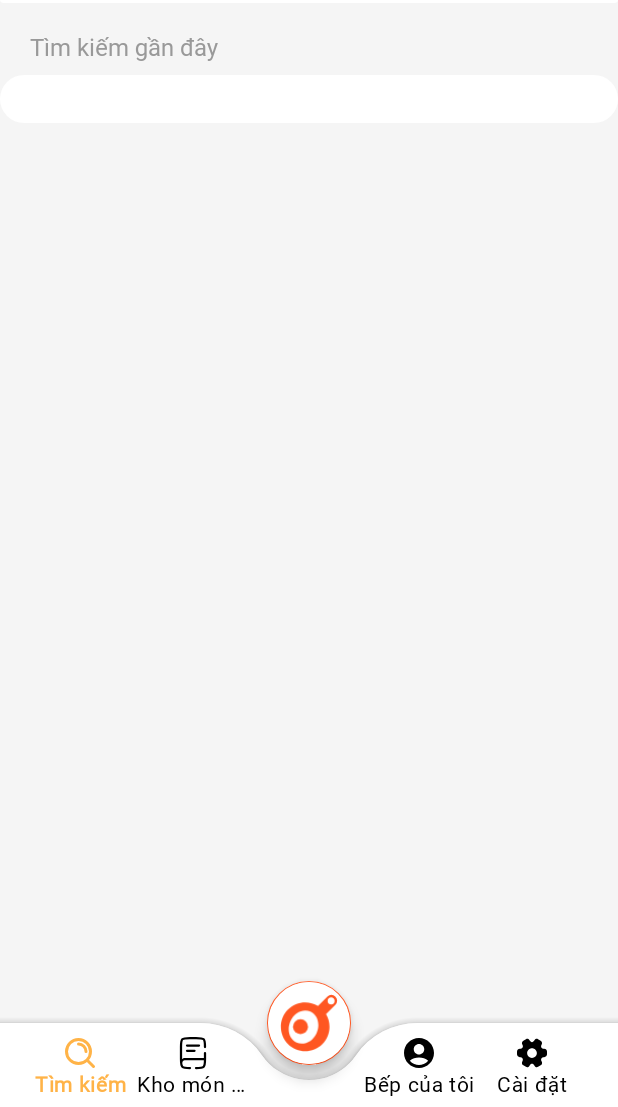
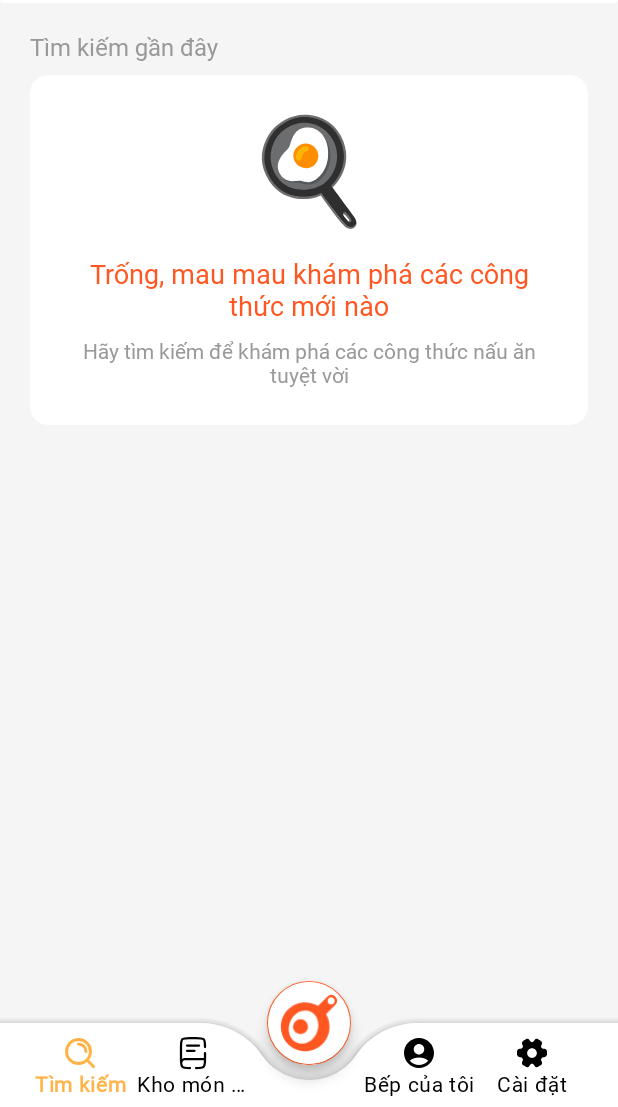
Before and after one commit to gacon04/mastertref, an Android app: the fragment SearchDetailsFragment placed in its activity, on a phone screen of 412 x 824 dp, the part 129-1236 px from its top. Run offline under Robolectric (Android 15) with nearby library versions, the phone set to English and light mode, and no system bars; our stand-ins replace CircleImageView, Room's generated code; libraries missing offline, so code that uses them is left out: com.cloudinary.android; Roboto replaces fonts that are not available here; 1 statement that could not run was skipped.

Commit message:
successfully done search

```diff
--- /dev/null
+++ b/app/src/main/java/com/example/mastertref/data/local/Adapter/LichSuTimKiemAdapter.java
@@ -0,0 +1,86 @@
+package com.example.mastertref.data.local.Adapter;
+
+import android.view.LayoutInflater;
+import android.view.View;
+import android.view.ViewGroup;
+import android.widget.ImageButton;
+import android.widget.ImageView;
+import android.widget.TextView;
+
+import androidx.annotation.NonNull;
+import androidx.recyclerview.widget.RecyclerView;
+
+import com.example.mastertref.R;
+import com.example.mastertref.data.local.LichsuTimkiemEntity;
+
+import java.util.ArrayList;
+import java.util.List;
+
+public class LichSuTimKiemAdapter extends RecyclerView.Adapter<LichSuTimKiemAdapter.SearchViewHolder> {
+    private List<LichsuTimkiemEntity> searchHistory = new ArrayList<>();
+    private OnItemClickListener listener;
+    private OnDeleteClickListener deleteListener;
+
+    public interface OnItemClickListener {
+        void onItemClick(String searchQuery);
+    }
+
+    public interface OnDeleteClickListener {
+        void onDeleteClick(int id);
+    }
+
+    public void setOnItemClickListener(OnItemClickListener listener) {
+        this.listener = listener;
+    }
+
+    public void setOnDeleteClickListener(OnDeleteClickListener listener) {
+        this.deleteListener = listener;
+    }
+
+    public void setData(List<LichsuTimkiemEntity> searchHistory) {
+        this.searchHistory = searchHistory;
+        notifyDataSetChanged();
+    }
+
+    @NonNull
+    @Override
+    public SearchViewHolder onCreateViewHolder(@NonNull ViewGroup parent, int viewType) {
+        View itemView = LayoutInflater.from(parent.getContext())
+                .inflate(R.layout.recent_search_item, parent, false);
+        return new SearchViewHolder(itemView);
+    }
+
+    @Override
+    public void onBindViewHolder(@NonNull SearchViewHolder holder, int position) {
+        LichsuTimkiemEntity currentItem = searchHistory.get(position);
+        holder.tvSearchQuery.setText(currentItem.getTuKhoa());
+
+        holder.itemView.setOnClickListener(v -> {
+            if (listener != null) {
+                listener.onItemClick(currentItem.getTuKhoa());
+            }
+        });
+
+        holder.btnDelete.setOnClickListener(v -> {
+            if (deleteListener != null) {
+                deleteListener.onDeleteClick(currentItem.getId());
+            }
+        });
+    }
+
+    @Override
+    public int getItemCount() {
+        return searchHistory.size();
+    }
+
+    static class SearchViewHolder extends RecyclerView.ViewHolder {
+        private TextView tvSearchQuery;
+        private ImageView btnDelete;
+
+        public SearchViewHolder(@NonNull View itemView) {
+            super(itemView);
+            tvSearchQuery = itemView.findViewById(R.id.tv_search_query);
+            btnDelete = itemView.findViewById(R.id.btn_delete_search);
+        }
+    }
+}
--- a/app/src/main/java/com/example/mastertref/data/local/LichsuTimkiemDAO.java
+++ b/app/src/main/java/com/example/mastertref/data/local/LichsuTimkiemDAO.java
@@ -10,7 +10,7 @@ public interface LichsuTimkiemDAO {
     @Insert(onConflict = OnConflictStrategy.REPLACE)
     void insert(LichsuTimkiemEntity timKiem);
 
-    @Query("SELECT * FROM tim_kiem WHERE taikhoanId = :taikhoanId ORDER BY thoiGian DESC LIMIT :limit")
+    @Query("SELECT * FROM tim_kiem WHERE taikhoanId = :taikhoanId GROUP BY tuKhoa ORDER BY thoiGian DESC LIMIT :limit")
     LiveData<List<LichsuTimkiemEntity>> getSearchHistoryByUser(int taikhoanId, int limit);
 
     @Query("DELETE FROM tim_kiem WHERE taikhoanId = :taikhoanId")
@@ -19,6 +19,12 @@ public interface LichsuTimkiemDAO {
     @Query("DELETE FROM tim_kiem WHERE id = :id")
     void deleteSearchHistoryById(int id);
 
+    @Query("SELECT * FROM tim_kiem WHERE taikhoanId = :taikhoanId ORDER BY thoiGian DESC LIMIT :limit")
+    List<LichsuTimkiemEntity> getSearchHistoryByUserSync(int taikhoanId, int limit);
+
+    @Query("SELECT * FROM tim_kiem WHERE taikhoanId = :taikhoanId AND tuKhoa LIKE :query")
+    List<LichsuTimkiemEntity> searchInHistorySync(int taikhoanId, String query);
+
     @Query("SELECT * FROM tim_kiem WHERE taikhoanId = :taikhoanId AND tuKhoa LIKE '%' || :query || '%' ORDER BY thoiGian DESC")
     LiveData<List<LichsuTimkiemEntity>> searchInHistory(int taikhoanId, String query);
 }
--- a/app/src/main/java/com/example/mastertref/data/repository/TaiKhoanRepository.java
+++ b/app/src/main/java/com/example/mastertref/data/repository/TaiKhoanRepository.java
@@ -139,6 +139,7 @@ public class TaiKhoanRepository {
         });
     }
 
+
     // Interface để xử lý kết quả bất đồng bộ
     public interface OnUserResultListener {
         void onResult(TaikhoanEntity user);
--- a/app/src/main/java/com/example/mastertref/ui/SearchDetailsFragment.java
+++ b/app/src/main/java/com/example/mastertref/ui/SearchDetailsFragment.java
@@ -2,7 +2,11 @@ package com.example.mastertref.ui;
 
 import android.os.Bundle;
 
+import androidx.cardview.widget.CardView;
 import androidx.fragment.app.Fragment;
+import androidx.lifecycle.ViewModelProvider;
+import androidx.recyclerview.widget.LinearLayoutManager;
+import androidx.recyclerview.widget.RecyclerView;
 
 import android.text.Editable;
 import android.text.TextWatcher;
@@ -15,13 +19,34 @@ import android.widget.EditText;
 import android.widget.TextView;
 
 import com.example.mastertref.R;
+import com.example.mastertref.data.local.Adapter.LichSuTimKiemAdapter;
+import com.example.mastertref.utils.SessionManager;
+import com.example.mastertref.viewmodel.LichSuTimKiemVM;
+import com.example.mastertref.viewmodel.TaikhoanVM;
 
 
 public class SearchDetailsFragment extends Fragment {
 
-
     private TextView btnThoat;
     private EditText edtSearch;
+    private RecyclerView rvRecentSearch;
+    private TaikhoanVM taikhoanVM;
+    private LichSuTimKiemVM lichSuTimKiemVM;
+    private SessionManager sessionManager;
+    private int currentUserId;
+    private LichSuTimKiemAdapter recentSearchesAdapter;
+    private CardView emptyStateView;
+
+    @Override
+    public void onCreate(Bundle savedInstanceState) {
+        super.onCreate(savedInstanceState);
+        // Initialize ViewModel
+        sessionManager = new SessionManager(requireContext());
+        taikhoanVM = new ViewModelProvider(this).get(TaikhoanVM.class);
+        lichSuTimKiemVM = new ViewModelProvider(this).get(LichSuTimKiemVM.class);
+        // Initialize current user ID
+        initCurrentUserId();
+    }
 
     @Override
     public View onCreateView(LayoutInflater inflater, ViewGroup container,
@@ -29,11 +54,14 @@ public class SearchDetailsFragment extends Fragment {
         // Inflate the layout for this fragment
         return inflater.inflate(R.layout.fragment_search_details, container, false);
     }
+
     @Override
     public void onViewCreated(View view, Bundle savedInstanceState) {
         super.onViewCreated(view, savedInstanceState);
         btnThoat = view.findViewById(R.id.btnThoat);
         edtSearch = view.findViewById(R.id.edtSearch);
+        rvRecentSearch = view.findViewById(R.id.recent_searches_recycler);
+        emptyStateView = view.findViewById(R.id.empty_recent_searches);
 
         // Check if we have a search query from arguments
         Bundle args = getArguments();
@@ -45,6 +73,7 @@ public class SearchDetailsFragment extends Fragment {
         }
 
         setupListeners();
+        setupRecentSearchesRecyclerView();
     }
 
     private void setupListeners() {
@@ -84,6 +113,9 @@ public class SearchDetailsFragment extends Fragment {
                 (event != null && event.getKeyCode() == KeyEvent.KEYCODE_ENTER && event.getAction() == KeyEvent.ACTION_DOWN)) {
                 String searchQuery = edtSearch.getText().toString().trim();
                 if (!searchQuery.isEmpty()) {
+
+
+
                     // Tạo bundle để truyền từ khóa tìm kiếm
                     Bundle args = new Bundle();
                     args.putString("search_query", searchQuery);
@@ -104,4 +136,50 @@ public class SearchDetailsFragment extends Fragment {
             return false;
         });
     }
+
+    // In your onViewCreated method or wherever you set up your RecyclerView adapter
+    private void setupRecentSearchesRecyclerView() {
+        // Initialize adapter
+        recentSearchesAdapter = new LichSuTimKiemAdapter();
+        rvRecentSearch.setLayoutManager(new LinearLayoutManager(requireContext()));
+        rvRecentSearch.setAdapter(recentSearchesAdapter);
+
+        // Set up click listeners for adapter
+        recentSearchesAdapter.setOnItemClickListener(searchQuery -> {
+            // Set the search query and perform search
+            edtSearch.setText(searchQuery);
+            edtSearch.setSelection(searchQuery.length());
+
+            // Trigger search
+            edtSearch.onEditorAction(EditorInfo.IME_ACTION_SEARCH);
+        });
+
+        recentSearchesAdapter.setOnDeleteClickListener(id -> {
+            // Delete the search history item
+            lichSuTimKiemVM.deleteSearchHistoryById(id);
+        });
+
+        // Observe the search history data
+        lichSuTimKiemVM.getSearchHistoryByUser(currentUserId, 5).observe(getViewLifecycleOwner(), searchHistory -> {
+            recentSearchesAdapter.setData(searchHistory);
+
+            // Show empty state if there are no recent searches
+            if (searchHistory == null || searchHistory.isEmpty()) {
+                emptyStateView.setVisibility(View.VISIBLE);
+                rvRecentSearch.setVisibility(View.GONE);
+            } else {
+                emptyStateView.setVisibility(View.GONE);
+                rvRecentSearch.setVisibility(View.VISIBLE);
+            }
+        });
+    }
+
+    private void initCurrentUserId() {
+        String username = sessionManager.getUsername();
+        if (username != null && !username.isEmpty()) {
+            taikhoanVM.getUserIdByUsername(username, userId -> {
+                currentUserId = userId;
+            });
+        }
+    }
 }
--- a/app/src/main/java/com/example/mastertref/ui/SplashActitvity.java
+++ b/app/src/main/java/com/example/mastertref/ui/SplashActitvity.java
@@ -41,7 +41,7 @@ public class SplashActitvity extends AppCompatActivity {
         if (getSupportActionBar() != null) {
             getSupportActionBar().hide();
         }
-        deleteDatabase(this);
+//        deleteDatabase(this);
 
         // Sử dụng Handler để delay màn hình Splash
         new Handler(Looper.getMainLooper()).postDelayed(new Runnable() {
--- /dev/null
+++ b/app/src/main/res/drawable/hurry_cooking.xml
@@ -0,0 +1,19 @@
+<vector xmlns:android="http://schemas.android.com/apk/res/android" android:height="60dp" android:viewportHeight="128" android:viewportWidth="128" android:width="60dp">
+
+    <path android:fillColor="#6c6d6f" android:pathData="M102.59,105.54l-4.93,2.7l1.69,2.5s1.35,-1.15 2.77,-0.14c1.42,1.01 4.19,4.39 4.66,5.54c0.47,1.15 -0.07,3.38 -0.07,3.38l4.39,1.08l1.76,-3.24l-10.27,-11.82z"/>
+
+    <path android:fillColor="#2f2f2f" android:pathData="M111.88,112.41c-4.07,-5.49 -23.56,-31.95 -23.56,-31.95s25.22,-21.41 8.46,-53.32C90.91,15.93 81.63,9.86 72.24,7.1c-12.89,-3.79 -24.65,-1.57 -33.86,3.81c-8.02,4.69 -14.53,9.92 -19.33,21.02c-4.23,9.78 -6.55,21.68 0.28,36.11c7.19,15.2 18.43,21.67 29.2,23.7c16.26,3.06 26.92,-2.38 28.5,-3.24c0,0 15.21,19.68 23.43,30.17c4.1,5.23 8.25,6.71 11.43,4.59c3.44,-2.29 3.55,-6.06 -0.01,-10.85zM111.88,112.41c-4.07,-5.49 -23.56,-31.95 -23.56,-31.95s25.22,-21.41 8.46,-53.32C90.91,15.93 81.63,9.86 72.24,7.1c-12.89,-3.79 -24.65,-1.57 -33.86,3.81c-8.02,4.69 -14.53,9.92 -19.33,21.02c-4.23,9.78 -6.55,21.68 0.28,36.11c7.19,15.2 18.43,21.67 29.2,23.7c16.26,3.06 26.92,-2.38 28.5,-3.24m31.76,29.57c-1.59,1.23 -3.43,-0.81 -6.22,-4.27c-2.63,-3.27 -2.74,-4.66 -1.72,-5.58c1.26,-1.13 2.7,0.18 4.91,2.82s4.49,5.91 3.03,7.03z"/>
+
+    <path android:fillColor="#6c6d6f" android:pathData="M109.15,125.7c-2.79,0.28 -5.17,-0.12 -9.48,-5.07c-7.76,-8.9 -20.14,-26.29 -23.05,-30.46c-3.56,1.7 -13.76,5.59 -28.32,2.85c-9.31,-1.75 -22.09,-7.42 -30.14,-24.42c-7.67,-16.22 -3.91,-29.02 -0.3,-37.19c4.86,-11 11.42,-16.69 19.86,-21.63C48.14,3.69 60.52,2.3 72.6,5.85c7.81,2.3 18.55,7.75 25.33,20.68c17.04,32.46 -8.5,54.89 -8.76,55.11l-1.51,-1.87c0.06,-0.05 5.99,-5.64 10.02,-14.64c5.37,-11.99 4.67,-24.57 -2.06,-37.4C89.27,15.62 79.2,10.5 71.87,8.35c-14.59,-4.29 -25.91,-0.36 -32.83,3.68c-8.23,4.81 -14.48,10.65 -18.79,20.41c-3.12,7.07 -6.95,19.78 0.26,35.04c7.57,16.02 19.55,21.34 28.27,22.98c15.57,2.93 25.49,-1.7 27.37,-2.73l1.03,-0.56l0.67,0.97c0.14,0.21 14.72,20.88 23.15,30.86c3.71,4.39 5.86,5.1 8.36,4.82c2.98,-0.34 5.3,-2.96 5.13,-5.71c0.85,2.25 -0.81,7.13 -5.34,7.59z"/>
+
+    <path android:fillColor="#6c6d6f" android:pathData="M39,18.9c-13.15,8.59 -22.71,30.14 -9.7,50.41c12.45,19.4 37.94,16.59 50.07,8.54c12.72,-8.44 21.28,-31.3 7.95,-50.25C76.8,12.63 56.6,7.41 39,18.9z"/>
+
+    <path android:fillColor="#54585b" android:pathData="M39.98,63.32l-3.8,7.76s2.94,5.17 11.57,5.37c2.63,0.06 5.45,-0.29 7.87,0.56c5.53,1.94 11.78,1.83 16.1,-0.56C78,72.98 86.04,63.8 86.81,50.73c0.99,-16.69 -8.01,-24.42 -8.01,-24.42L39.98,63.32z"/>
+
+    <path android:fillColor="#ffffff" android:pathData="M33.46,67.68c6.02,9.63 16.16,6.68 20.38,6.79s3.91,1.54 10.04,1.42c7.46,-0.14 18.16,-9.92 20.27,-25.1c2.39,-17.2 -6.38,-32.67 -20.63,-33.12c-5.54,-0.17 -10.73,1.21 -14.73,6.48c-4.24,5.58 -4.51,12.84 -6.88,15.62c-4,4.71 -16.57,14.92 -8.45,27.91z"/>
+
+    <path android:fillColor="#ff8e00" android:pathData="M49.88,55.47c4.13,6.01 14.42,7.59 19.99,2.15c5.56,-5.44 5.34,-13.83 0.45,-18.82c-5.95,-6.08 -15.1,-5.1 -19.99,0.79c-4.61,5.58 -3.2,11.88 -0.45,15.88z"/>
+
+    <path android:fillColor="#ffb502" android:pathData="M52.71,52.74c4.07,0.74 3.55,-5.32 5.43,-7.65s5.87,-2.33 5.65,-5.21s-6.54,-3.44 -10.53,1.33c-3.88,4.65 -4.2,10.86 -0.55,11.53z"/>
+
+</vector>
--- a/app/src/main/res/layout/fragment_search_details.xml
+++ b/app/src/main/res/layout/fragment_search_details.xml
@@ -75,34 +75,6 @@
         </LinearLayout>
     </androidx.cardview.widget.CardView>
 
-    <!-- Popular Searches Section -->
-<!--    <TextView-->
-<!--        android:id="@+id/popular_searches_title"-->
-<!--        android:layout_width="wrap_content"-->
-<!--        android:layout_height="wrap_content"-->
-<!--        android:layout_marginStart="20dp"-->
-<!--        android:layout_marginTop="18dp"-->
-<!--        android:text="Tìm kiếm phổ biến"-->
-<!--        android:fontFamily="@font/sfpro_bold"-->
-<!--        android:textColor="#999999"-->
-<!--        android:textSize="16sp"-->
-<!--        app:layout_constraintStart_toStartOf="parent"-->
-<!--        app:layout_constraintTop_toBottomOf="@id/search_container" />-->
-
-<!--    <androidx.recyclerview.widget.RecyclerView-->
-<!--        android:id="@+id/popular_searches_recycler"-->
-<!--        android:layout_width="match_parent"-->
-<!--        android:layout_height="wrap_content"-->
-<!--        android:layout_marginTop="8dp"-->
-<!--        android:background="@drawable/rounded_background"-->
-<!--        android:paddingStart="20dp"-->
-<!--        android:paddingTop="16dp"-->
-<!--        android:paddingEnd="20dp"-->
-<!--        android:paddingBottom="16dp"-->
-<!--        tools:itemCount="5"-->
-<!--        app:layout_constraintTop_toBottomOf="@id/popular_searches_title"-->
-<!--        tools:listitem="@layout/popular_search_item"/>-->
-
     <!-- Recent Searches Section -->
     <TextView
         android:id="@+id/recent_searches_title"
@@ -133,4 +105,55 @@
         tools:listitem="@layout/recent_search_item"
         />
 
+    <!-- Empty state message for recent searches -->
+    <androidx.cardview.widget.CardView
+        android:id="@+id/empty_recent_searches"
+        android:layout_width="match_parent"
+        android:layout_height="wrap_content"
+        android:layout_marginStart="20dp"
+        android:layout_marginTop="8dp"
+        android:layout_marginEnd="20dp"
+        android:visibility="gone"
+        app:cardBackgroundColor="#FFFFFF"
+        app:cardCornerRadius="12dp"
+        app:cardElevation="0dp"
+        app:layout_constraintTop_toBottomOf="@id/recent_searches_title">
+
+        <LinearLayout
+            android:layout_width="match_parent"
+            android:layout_height="wrap_content"
+            android:gravity="center"
+            android:orientation="vertical"
+            android:padding="24dp">
+
+            <ImageView
+                android:layout_width="80dp"
+                android:layout_height="80dp"
+                android:contentDescription="Empty search state"
+                android:src="@drawable/hurry_cooking"
+                app:tint="@null" />
+
+            <TextView
+                android:layout_width="wrap_content"
+                android:layout_height="wrap_content"
+                android:layout_marginTop="16dp"
+                android:fontFamily="@font/sfpro_bold"
+                android:text="Trống, mau mau khám phá các công thức mới nào"
+                android:textAlignment="center"
+                android:textColor="#FF5722"
+                android:textSize="18sp" />
+
+            <TextView
+                android:layout_width="wrap_content"
+                android:layout_height="wrap_content"
+                android:layout_marginTop="8dp"
+                android:fontFamily="@font/sfpro_medi"
+                android:text="Hãy tìm kiếm để khám phá các công thức nấu ăn tuyệt vời"
+                android:textAlignment="center"
+                android:textColor="#999999"
+                android:textSize="14sp" />
+
+        </LinearLayout>
+    </androidx.cardview.widget.CardView>
+
 </androidx.constraintlayout.widget.ConstraintLayout>
```
Also changed, not shown: app/src/main/java/com/example/mastertref/data/repository/LichSuTimKiemRepository.java (added, +135 -0 lines), app/src/main/java/com/example/mastertref/ui/SearchResultFragment.java (+24 -3 lines), app/src/main/java/com/example/mastertref/viewmodel/LichSuTimKiemVM.java (+70 -1 lines), app/src/main/res/layout/item_search_people.xml (+7 -1 lines), app/src/main/res/layout/recent_search_item.xml (+7 -6 lines).
